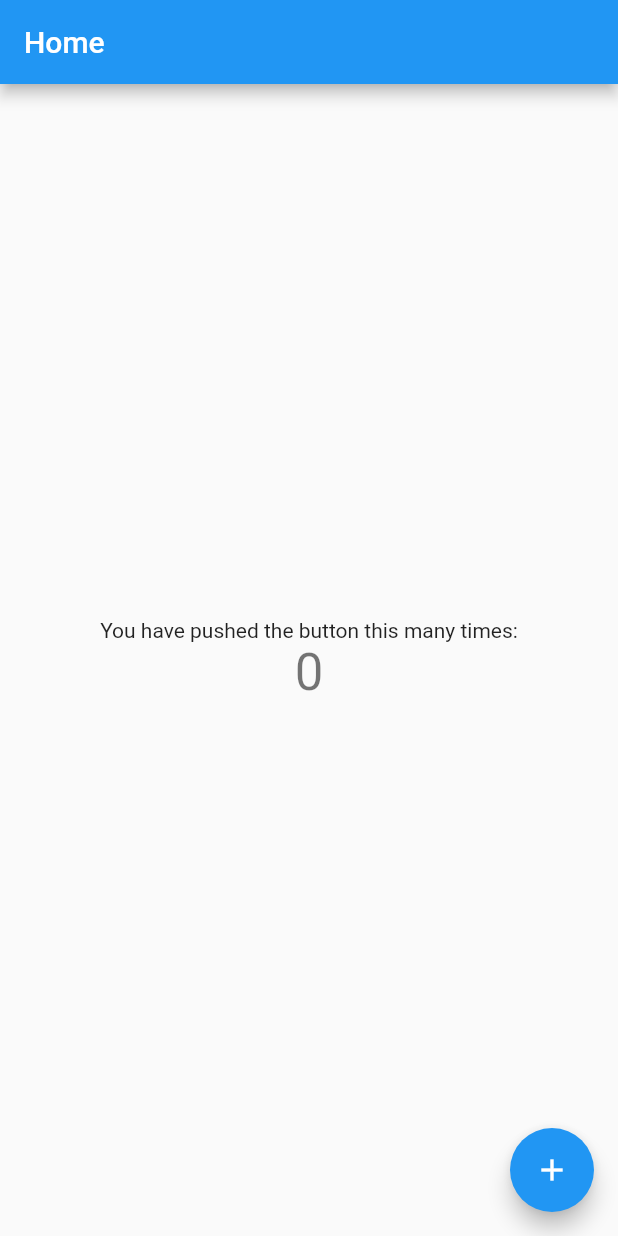
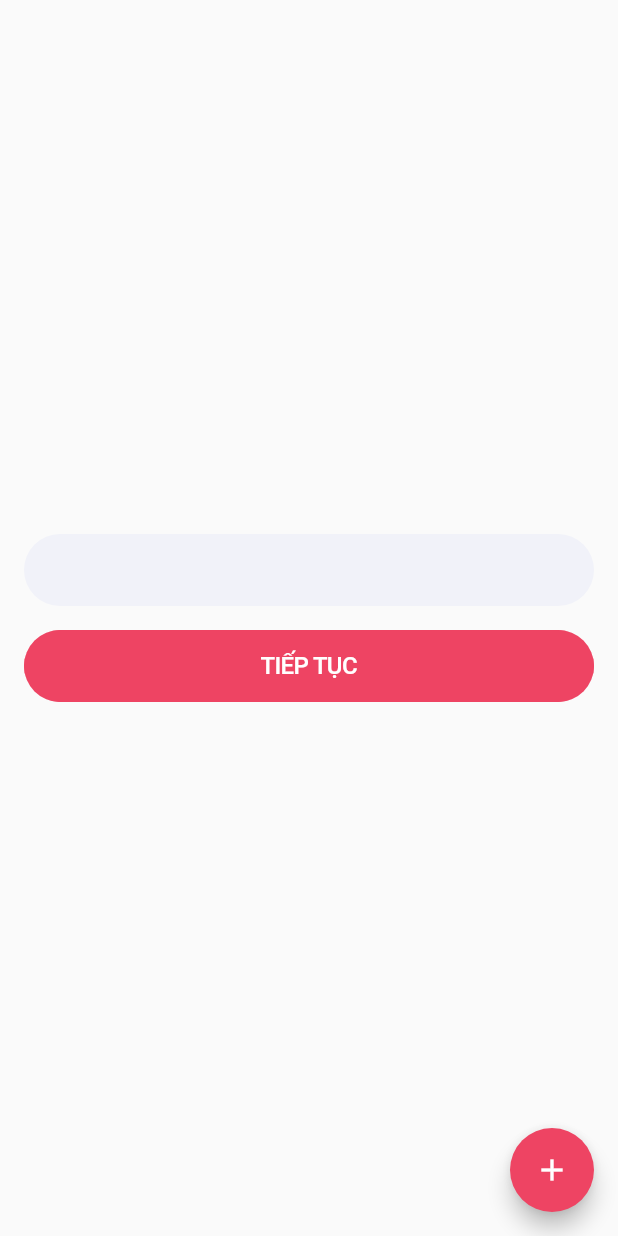
Before and after one commit to tranhuongk/getx_pattern_autogenerate, a Flutter app: the screen it shows after launch, on a phone screen of 412 x 824 dp. Run offline on Flutter 3.47's test engine with Material 2 defaults, Android fonts, the phone set to English and light mode, and no system bars; our stand-ins replace flutter_datetime_picker, flutter_spinkit, get, google_fonts.

Commit message:
update base

```diff
--- a/lib/app/modules/home_module/home_page.dart
+++ b/lib/app/modules/home_module/home_page.dart
@@ -1,35 +1,30 @@
 import 'package:flutter/material.dart';
 import 'package:get/get.dart';
 import 'package:getx_pattern_form/app/modules/home_module/home_controller.dart';
-import 'package:getx_pattern_form/app/translations/app_translations.dart';
-import 'package:getx_pattern_form/app/utils/common.dart';
+import 'package:getx_pattern_form/app/utils/widgets/app_button/app_button.dart';
+import 'package:getx_pattern_form/app/utils/widgets/app_text_field.dart/app_text_field.dart';
 
 class HomePage extends GetWidget<HomeController> {
   @override
   Widget build(BuildContext context) {
     return Scaffold(
-      appBar: AppBar(title: Text(AppTranslationKey.home.tr)),
       body: Container(
-        child: Obx(() => Center(
-              child: Column(
-                mainAxisAlignment: MainAxisAlignment.center,
-                children: <Widget>[
-                  Text(
-                    AppTranslationKey.disc.tr,
-                  ),
-                  Text(
-                    '${controller.counter}',
-                    style: Theme.of(context).textTheme.headline4,
-                  ),
-                ],
+        child: Center(
+          child: Column(
+            mainAxisAlignment: MainAxisAlignment.center,
+            children: <Widget>[
+              AppTextField(),
+              SizedBox(height: 16),
+              AppButton(
+                onPressed: () {},
+                text: "Tiếp tục".toUpperCase(),
               ),
-            )),
+            ],
+          ),
+        ),
       ),
       floatingActionButton: FloatingActionButton(
-        onPressed: () {
-          controller.increase();
-          Common.showLoading();
-        },
+        onPressed: () {},
         tooltip: 'Increment',
         child: Icon(Icons.add),
       ),
--- a/lib/app/theme/app_colors.dart
+++ b/lib/app/theme/app_colors.dart
@@ -4,15 +4,18 @@ class AppColors {
   AppColors._();
 
   static const MaterialColor kPrimaryColor = MaterialColor(
-    0xFF003469,
+    0xFFEE4463,
     <int, Color>{
-      50: Color(0x24003469),
-      100: Color(0xFFBAD1FF),
-      200: Color(0xFF8EA6E7),
-      300: Color(0xFF647EBB),
-      400: Color(0xFF395791),
-      500: Color(0xFF003469),
-      700: Color(0xFF001D4E),
+      50: Color(0x88FFC7FF),
+      100: Color(0xFFFFC7FF),
+      200: Color(0xFFF1A6AA),
+      300: Color(0xFFFF99E0),
+      400: Color(0xFFFF6DA3),
+      500: Color(0xFFEE4463),
+      600: Color(0xFFEE4463),
+      700: Color(0xFFEE4463),
+      800: Color(0xFFEE4463),
+      900: Color(0xFF895E6B),
     },
   );
 
@@ -24,4 +27,7 @@ class AppColors {
   static const Color gray = Color(0xFFAAAAAA);
   static const Color lightGray = Color(0xFF909296);
   static const Color colorDivider = Color(0xFFEBEBEB);
+
+  static const Color neutral6 = Color(0xFFF1F2F9);
+  static const Color neutral3 = Color(0xFFADAFC5);
 }
--- a/lib/app/theme/app_theme.dart
+++ b/lib/app/theme/app_theme.dart
@@ -1,10 +1,14 @@
 import 'package:flutter/material.dart';
+import 'package:google_fonts/google_fonts.dart';
+import 'package:getx_pattern_form/app/theme/app_colors.dart';
 
 class AppThemes {
   AppThemes._();
 
   static final ThemeData themData = ThemeData(
-    primarySwatch: Colors.blue,
+    primarySwatch: AppColors.kPrimaryColor,
+    primaryColor: AppColors.kPrimaryColor,
     visualDensity: VisualDensity.adaptivePlatformDensity,
+    textTheme: GoogleFonts.sourceSansProTextTheme(),
   );
 }
--- a/lib/app/translations/app_translations.dart
+++ b/lib/app/translations/app_translations.dart
@@ -5,8 +5,16 @@ import 'package:getx_pattern_form/app/translations/vi_VN.dart';
 
 class AppTranslationKey {
   AppTranslationKey._();
-  static const String home = 'home';
-  static const String disc = 'disc';
+
+  // API Error
+  static String get unknownError => "unknownError".tr;
+  static String get timeoutError => "timeoutError".tr;
+  static String get noConnectionError => "noConnectionError".tr;
+  static String get unauthorizedError => "unauthorizedError".tr;
+  static String get tryAgain => "tryAgain".tr;
+  static String get identify => "identify".tr;
+  static String get notMatch => "notMatch".tr;
+  static String get noEmpty => "noEmpty".tr;
 }
 
 class AppTranslation {
--- a/lib/app/translations/en_US.dart
+++ b/lib/app/translations/en_US.dart
@@ -1,5 +1,11 @@
 const Map<String, String> en_US = {
-  "hi": "Hello",
-  "home": "Home",
-  "disc": "You have pushed the button this many times:",
+  // API Error
+  "unknownError": "Unknown error. Please try again later!",
+  "timeoutError": "Connection timeout. Please try again later!",
+  "noConnectionError": "No connection. Please check your internet!",
+  "unauthorizedError": "Unauthorized. Please try again later!",
+  "tryAgain": "Try again",
+  "identify": "Identify",
+  "notMatch": "Face is not registered!",
+  "noEmpty": "Not be empty!",
 };
--- a/lib/app/translations/vi_VN.dart
+++ b/lib/app/translations/vi_VN.dart
@@ -1,5 +1,11 @@
 const Map<String, String> vi_VN = {
-  "hi": "Xin chào",
-  "home": "Trang chủ",
-  "disc": "Bạn đã ấn nút này nhiều lần:",
+  // API Error
+  "unknownError": "Lỗi không xác định. Vui lòng thử lại sau!",
+  "timeoutError": "Hết thời gian chờ kết nối. Vui lòng thử lại sau!",
+  "noConnectionError": "Lỗi đường truyền. Vui lòng kiểm tra kết nối mạng!",
+  "unauthorizedError": "Lỗi xác thực người dùng. Vui lòng thử lại sau!",
+  "tryAgain": "Thử lại",
+  "identify": "Xác thực",
+  "notMatch": "Khuôn mặt chưa được đăng ký!",
+  "noEmpty": "Không được bỏ trống!",
 };
--- a/lib/app/utils/loading.dart
+++ b/lib/app/utils/loading.dart
@@ -55,7 +55,7 @@ class Loading extends StatelessWidget {
                   child: Center(
                     child: Text(
                       title,
-                      style: AppTextStyles.bold16White,
+                      style: AppTextStyles.base.w700.s16.whiteColor,
                     ),
                   ),
                 ),
--- a/lib/app/utils/widgets/app_button/app_button.dart
+++ b/lib/app/utils/widgets/app_button/app_button.dart
@@ -9,11 +9,15 @@ class AppButton extends StatelessWidget {
     @required this.onPressed,
     this.text,
     this.color = AppColors.kPrimaryColor,
-    this.style = AppTextStyles.medium16White,
+    this.style,
     this.prefixIcon,
     this.suffixIcon,
     this.padding = const EdgeInsets.symmetric(horizontal: 24, vertical: 8),
+    this.margin = const EdgeInsets.symmetric(horizontal: 16),
     this.space = 12,
+    this.height = 48,
+    this.width = double.infinity,
+    this.borderRadius,
   }) {
     this.isOutline = false;
   }
@@ -22,11 +26,15 @@ class AppButton extends StatelessWidget {
     @required this.onPressed,
     this.text,
     this.color = AppColors.kPrimaryColor,
-    this.style = AppTextStyles.medium16White,
+    this.style,
     this.prefixIcon,
     this.suffixIcon,
     this.padding = const EdgeInsets.symmetric(horizontal: 24, vertical: 8),
+    this.margin = const EdgeInsets.symmetric(horizontal: 16),
     this.space = 12,
+    this.height = 48,
+    this.width = double.infinity,
+    this.borderRadius,
   }) {
     this.isOutline = true;
   }
@@ -38,18 +46,27 @@ class AppButton extends StatelessWidget {
   final Widget prefixIcon;
   final Widget suffixIcon;
   final EdgeInsets padding;
+  final EdgeInsets margin;
   final double space;
+  final double height;
+  final double width;
+  final BorderRadius borderRadius;
 
   bool isOutline;
 
   @override
   Widget build(BuildContext context) {
-    return ClipRRect(
-      borderRadius: BorderRadius.circular(6),
+    TextStyle _style = style ?? AppTextStyles.base.w500.s16.whiteColor;
+    return Padding(
+      padding: margin,
+      child: ClipRRect(
+        borderRadius: borderRadius ?? BorderRadius.circular(48),
         child: BaseButton(
           onPressed: onPressed,
           color: isOutline ? AppColors.transparent : color,
           child: Container(
+            height: height,
+            width: width,
             padding: padding,
             decoration: BoxDecoration(
               border: Border.all(
@@ -69,7 +86,7 @@ class AppButton extends StatelessWidget {
                 if (text != null)
                   Text(
                     text ?? "",
-                  style: isOutline ? style.copyWith(color: color) : style,
+                    style: isOutline ? _style.copyWith(color: color) : _style,
                   ),
                 if (suffixIcon != null)
                   Padding(
@@ -80,6 +97,7 @@ class AppButton extends StatelessWidget {
             ),
           ),
         ),
+      ),
     );
   }
 }
--- /dev/null
+++ b/lib/app/utils/widgets/app_text_field.dart/app_text_field.dart
@@ -0,0 +1,83 @@
+import 'package:flutter/cupertino.dart';
+import 'package:flutter/material.dart';
+import 'package:get/state_manager.dart';
+import 'package:getx_pattern_form/app/theme/app_colors.dart';
+import 'package:getx_pattern_form/app/theme/app_text_theme.dart';
+import 'package:getx_pattern_form/app/translations/app_translations.dart';
+
+class AppTextField extends StatefulWidget {
+  const AppTextField({
+    Key key,
+    this.hintText,
+    this.errorText,
+    this.obscureText,
+  }) : super(key: key);
+  final String hintText;
+  final String errorText;
+  final bool obscureText;
+  @override
+  _AppTextFieldState createState() => _AppTextFieldState();
+}
+
+class _AppTextFieldState extends State<AppTextField> {
+  RxBool _obscureText = true.obs;
+  @override
+  void initState() {
+    super.initState();
+    _obscureText.value = widget.obscureText ?? true;
+  }
+
+  @override
+  Widget build(BuildContext context) {
+    return Padding(
+      padding: const EdgeInsets.symmetric(horizontal: 16),
+      child: Column(
+        crossAxisAlignment: CrossAxisAlignment.start,
+        children: [
+          Container(
+            height: 48,
+            decoration: BoxDecoration(
+              color: AppColors.neutral6,
+              borderRadius: BorderRadius.circular(48),
+            ),
+            child: Obx(
+              () => TextField(
+                obscureText: _obscureText.value,
+                decoration: InputDecoration(
+                  border: InputBorder.none,
+                  hintText: widget.hintText,
+                  contentPadding: EdgeInsets.symmetric(horizontal: 16),
+                  hintStyle: AppTextStyles.base.neutral3Color.s14.roboto,
+                  suffixIcon: widget.obscureText != null
+                      ? GestureDetector(
+                          onTap: () => _obscureText.value = !_obscureText.value,
+                          child: Padding(
+                            padding: EdgeInsets.only(right: 16),
+                            child: _obscureText.value
+                                ? Icon(CupertinoIcons.eye_slash)
+                                : Icon(CupertinoIcons.eye),
+                          ),
+                        )
+                      : SizedBox(),
+                  suffixIconConstraints: BoxConstraints(
+                    maxWidth: 32,
+                  ),
+                ),
+              ),
+            ),
+          ),
+          if (widget.errorText != null && widget.errorText.isNotEmpty)
+            Padding(
+              padding: const EdgeInsets.symmetric(horizontal: 16).copyWith(
+                top: 4,
+              ),
+              child: Text(
+                widget.errorText ?? AppTranslationKey.noEmpty,
+                style: AppTextStyles.base.s14.redColor,
+              ),
+            ),
+        ],
+      ),
+    );
+  }
+}
--- a/lib/app/utils/widgets/dialog_provider/view_dialog/dialog_custom_widget.dart
+++ b/lib/app/utils/widgets/dialog_provider/view_dialog/dialog_custom_widget.dart
@@ -54,7 +54,7 @@ class DialogCustomWidget extends StatelessWidget {
                         : Center(
                             child: Text(
                               title ?? "",
-                              style: AppTextStyles.semiBold16Black,
+                              style: AppTextStyles.base.w600.blackColor,
                             ),
                           ),
                   ),
```
Also changed, not shown: lib/app/theme/app_text_theme.dart (+142 -18 lines), lib/app/utils/common.dart (+6 -6 lines), lib/app/utils/widgets/bottom_sheet_provider/bottom_sheet_provider.dart (+9 -9 lines), pubspec.yaml (+5 -3 lines), pubspec.lock, 1 other file. Lines whose indentation alone changed are shown as unchanged.
